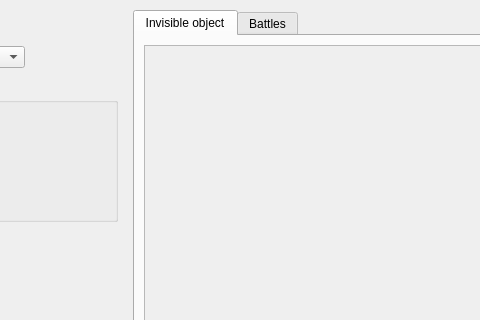
First picture: the form in Editor/Dialogs/dialogmapproperties.ui, repository RPG-Paper-Maker/RPG-Paper-Maker, before the edit; both pictures show x 244 to 724 and y 0 to 320 of the 1100 by 575 pixel window.
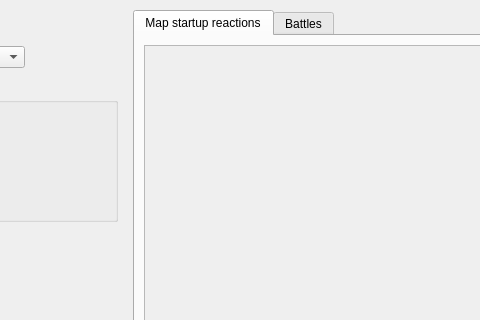
Second picture: the form after the edit. Custom widgets are drawn as their Qt base class.

Commit message: Change invisible object to startup object

Diff of the .ui file:
```diff
--- a/Editor/Dialogs/dialogmapproperties.ui
+++ b/Editor/Dialogs/dialogmapproperties.ui
@@ -474,7 +474,7 @@
          </property>
          <widget class="QWidget" name="tab_2">
           <attribute name="title">
-           <string>Invisible object</string>
+           <string>Map startup reactions</string>
           </attribute>
           <layout class="QGridLayout" name="gridLayout_12">
            <item row="0" column="0">
```
Left out of the diff: 4 changed lines with no effect on the pictures. The commit also changes 7 other files.
